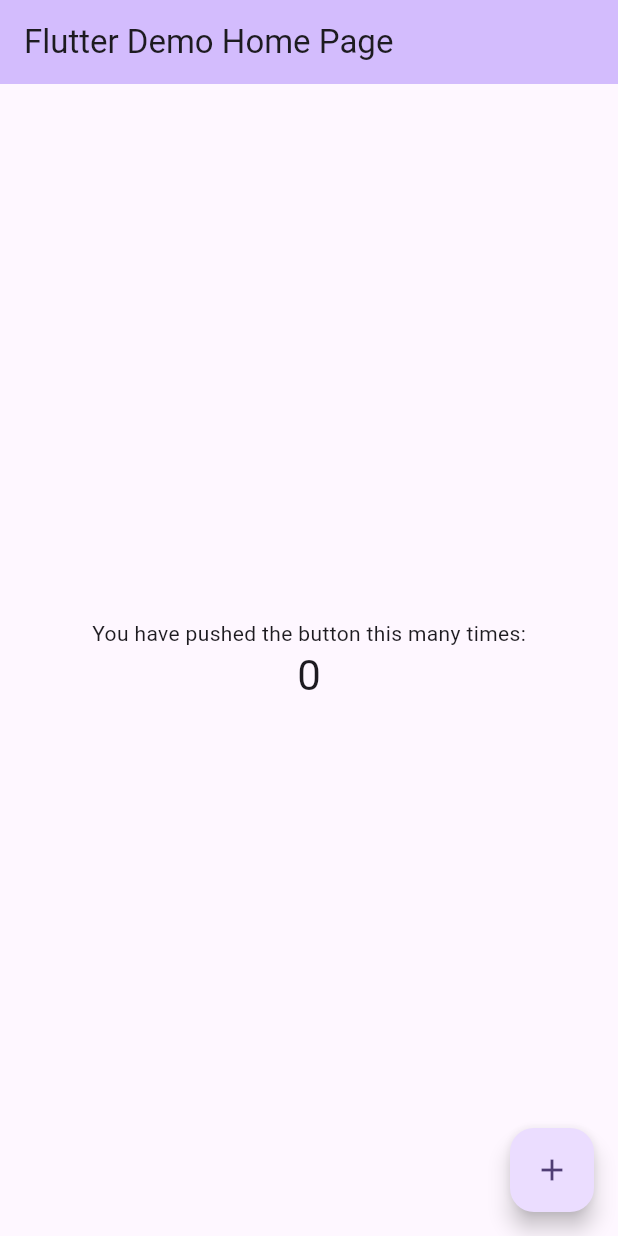
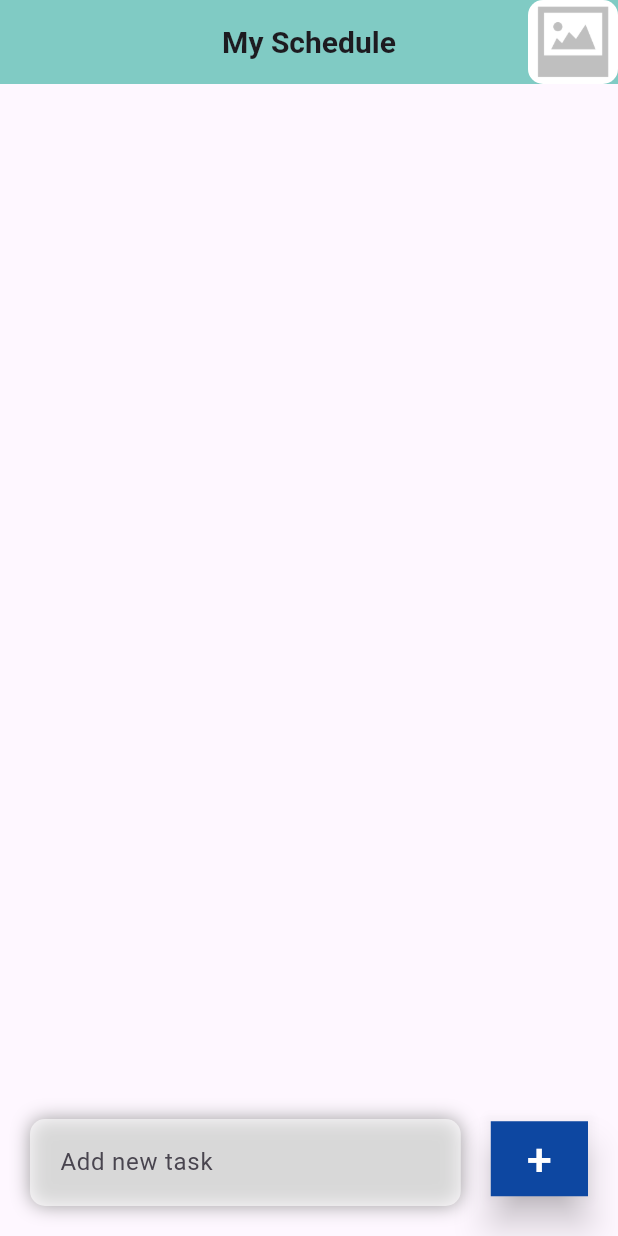
Before and after one commit to SukanyaDas2021/schedule_builder, a Flutter app: the screen it shows after launch, on a phone screen of 412 x 824 dp. Run offline on Flutter 3.47's test engine with Material 3 defaults, Android fonts, the phone set to English and light mode, and no system bars; our stand-ins replace image_picker.

Commit message:
added schedule builder flutter app

```diff
--- /dev/null
+++ b/lib/homescreen.dart
@@ -0,0 +1,206 @@
+import 'package:flutter/cupertino.dart';
+import 'package:flutter/material.dart';
+import 'package:flutter/widgets.dart';
+import 'package:schedule_builder/taskitem.dart';
+import 'package:schedule_builder/task.dart';
+import 'package:image_picker/image_picker.dart';
+import 'dart:io';
+
+class HomeScreen extends StatefulWidget {
+  @override
+  _HomeScreenState createState() => _HomeScreenState();
+}
+
+class _HomeScreenState extends State<HomeScreen> {
+  String _appBarImagePath = '';
+  List<Task> tasks = [
+    // Add tasks for initial screen
+  ];
+  final _taskController = TextEditingController();
+
+  // AppBar title state
+  bool _isEditingTitle = false;
+  final TextEditingController _titleController = TextEditingController(text: "My Schedule");
+
+
+  void onCheckboxChanged(int index, bool? newValue) {
+    setState(() {
+      tasks[index].isDone = newValue ?? false;
+    });
+  }
+
+  void _addNewTask(String taskText) {
+    String trimmedText = taskText.trim();
+    if (trimmedText.isNotEmpty) {
+      setState(() {
+        tasks.add(Task(image: '', text: taskText, isDone: false));
+        _taskController.clear();
+      });
+    }
+    else { print("Task text cannot be empty or blank."); }
+  }
+
+  void onImageChanged(int index, String newImage) {
+    setState(() {
+      tasks[index].image = newImage;
+    });
+  }
+
+  void onDeleteTask(int index) {
+    setState(() {
+      tasks.removeAt(index);
+    });
+  }
+
+  void onTextChanged(int index, String newText) {
+    setState(() {
+      tasks[index].text = newText;
+    });
+  }
+
+  Future<void> _pickAppBarImage() async {
+    final picker = ImagePicker();
+    final pickedFile = await picker.pickImage(source: ImageSource.gallery);
+    if (pickedFile != null) {
+      setState(() {
+        _appBarImagePath = pickedFile.path;
+      });
+    }
+  }
+
+  @override
+  Widget build(BuildContext context) {
+    return Scaffold(
+      appBar: _buildAppBar(),
+      body: Stack(
+          children: [
+            Padding(
+              padding: const EdgeInsets.fromLTRB(2, 2, 2, 90),
+              child: ListView.builder(
+                itemCount: tasks.length,
+                itemBuilder: (context, index) {
+                  return Padding(
+                    padding: const EdgeInsets.all(5.0),
+                    child: TaskItem(
+                      image: tasks[index].image,
+                      text: tasks[index].text,
+                      isDone: tasks[index].isDone,
+                      onCheckboxChanged: (newValue) => onCheckboxChanged(index, newValue),
+                      onImageChanged: (newImage) => onImageChanged(index, newImage),
+                      onDelete: () => onDeleteTask(index),
+                      onTextChanged: (newText) => onTextChanged(index, newText),
+                    ),
+                  );
+                },
+              ),
+            ),
+            Align(
+              alignment: Alignment.bottomCenter,
+              child: Row(
+                children: [
+                  Expanded(
+                    child: Container(
+                      margin: EdgeInsets.fromLTRB(20, 5, 20, 20),
+                      padding: EdgeInsets.symmetric(
+                          horizontal: 20, vertical: 5
+                      ),
+                      decoration: BoxDecoration(
+                        color: Colors.white60,
+                        boxShadow: const [BoxShadow(
+                          color: Colors.grey,
+                          offset: Offset(0,0),
+                          blurRadius: 10,
+                          spreadRadius: 0,
+                        ),],
+                        borderRadius: BorderRadius.circular(10),
+                      ),
+                      child: TextField(
+                        controller: _taskController,
+                        decoration: InputDecoration(
+                          hintText: 'Add new task',
+                          border: InputBorder.none,
+                        ),
+                      ),
+                    ),
+                  ),
+                  Container(
+                    margin: EdgeInsets.only(bottom: 20, right: 20),
+                    child: ElevatedButton(
+                      child: Text('+', style: TextStyle(color: Colors.white,fontSize: 30),),
+                      onPressed: () {
+                        _addNewTask(_taskController.text);
+                      },
+                      style: ElevatedButton.styleFrom(
+                        backgroundColor: Colors.blue[900],
+                        shape: RoundedRectangleBorder(borderRadius: BorderRadius.zero),
+                        minimumSize: Size(50, 50),
+                        elevation: 10,
+                      ),
+                    ),
+                  ),
+                ],
+              ),
+            ),
+          ]
+      ),
+    );
+  }
+
+  AppBar _buildAppBar() {
+    return AppBar(
+      backgroundColor: Colors.teal[200],
+      centerTitle: true,
+      title: _isEditingTitle
+          ? Center(
+        child: TextField(
+          controller: _titleController,
+          autofocus: true,
+          textAlign: TextAlign.center,
+          style: TextStyle(fontSize: 20),
+          decoration: InputDecoration(
+            border: InputBorder.none,
+            hintText: 'Edit title',
+          ),
+          onSubmitted: (newTitle) {
+            setState(() {
+              _isEditingTitle = false;
+            });
+          },
+        ),
+      )
+          : GestureDetector(
+        onTap: () {
+          setState(() {
+            _isEditingTitle = true;
+          });
+        },
+        child: Text(
+          _titleController.text,
+          style: TextStyle(fontSize: 20, fontWeight: FontWeight.bold),
+        ),
+      ),
+      actions: [
+        SizedBox(width: 10),
+        GestureDetector(
+          onTap: _pickAppBarImage,
+          child: Container(
+            height: 60,
+            width: 60,
+            child: ClipRRect(
+              borderRadius: BorderRadius.circular(10),
+              child: _appBarImagePath.isNotEmpty
+                  ? Image.file(
+                File(_appBarImagePath),
+                fit: BoxFit.cover,
+              )
+                  : Image.asset(
+                'assets/blank_image.png',
+                fit: BoxFit.cover,
+              ),
+            ),
+          ),
+        ),
+      ],
+    );
+  }
+}
--- a/lib/main.dart
+++ b/lib/main.dart
@@ -1,125 +1,16 @@
 import 'package:flutter/material.dart';
+import 'package:schedule_builder/homescreen.dart';
 
 void main() {
-  runApp(const MyApp());
+  runApp(MyApp());
 }
 
 class MyApp extends StatelessWidget {
-  const MyApp({super.key});
-
-  // This widget is the root of your application.
   @override
   Widget build(BuildContext context) {
     return MaterialApp(
-      title: 'Flutter Demo',
-      theme: ThemeData(
-        // This is the theme of your application.
-        //
-        // TRY THIS: Try running your application with "flutter run". You'll see
-        // the application has a purple toolbar. Then, without quitting the app,
-        // try changing the seedColor in the colorScheme below to Colors.green
-        // and then invoke "hot reload" (save your changes or press the "hot
-        // reload" button in a Flutter-supported IDE, or press "r" if you used
-        // the command line to start the app).
-        //
-        // Notice that the counter didn't reset back to zero; the application
-        // state is not lost during the reload. To reset the state, use hot
-        // restart instead.
-        //
-        // This works for code too, not just values: Most code changes can be
-        // tested with just a hot reload.
-        colorScheme: ColorScheme.fromSeed(seedColor: Colors.deepPurple),
-        useMaterial3: true,
-      ),
-      home: const MyHomePage(title: 'Flutter Demo Home Page'),
+      home: HomeScreen(),
+      debugShowCheckedModeBanner: false,
     );
   }
 }
-
-class MyHomePage extends StatefulWidget {
-  const MyHomePage({super.key, required this.title});
-
-  // This widget is the home page of your application. It is stateful, meaning
-  // that it has a State object (defined below) that contains fields that affect
-  // how it looks.
-
-  // This class is the configuration for the state. It holds the values (in this
-  // case the title) provided by the parent (in this case the App widget) and
-  // used by the build method of the State. Fields in a Widget subclass are
-  // always marked "final".
-
-  final String title;
-
-  @override
-  State<MyHomePage> createState() => _MyHomePageState();
-}
-
-class _MyHomePageState extends State<MyHomePage> {
-  int _counter = 0;
-
-  void _incrementCounter() {
-    setState(() {
-      // This call to setState tells the Flutter framework that something has
-      // changed in this State, which causes it to rerun the build method below
-      // so that the display can reflect the updated values. If we changed
-      // _counter without calling setState(), then the build method would not be
-      // called again, and so nothing would appear to happen.
-      _counter++;
-    });
-  }
-
-  @override
-  Widget build(BuildContext context) {
-    // This method is rerun every time setState is called, for instance as done
-    // by the _incrementCounter method above.
-    //
-    // The Flutter framework has been optimized to make rerunning build methods
-    // fast, so that you can just rebuild anything that needs updating rather
-    // than having to individually change instances of widgets.
-    return Scaffold(
-      appBar: AppBar(
-        // TRY THIS: Try changing the color here to a specific color (to
-        // Colors.amber, perhaps?) and trigger a hot reload to see the AppBar
-        // change color while the other colors stay the same.
-        backgroundColor: Theme.of(context).colorScheme.inversePrimary,
-        // Here we take the value from the MyHomePage object that was created by
-        // the App.build method, and use it to set our appbar title.
-        title: Text(widget.title),
-      ),
-      body: Center(
-        // Center is a layout widget. It takes a single child and positions it
-        // in the middle of the parent.
-        child: Column(
-          // Column is also a layout widget. It takes a list of children and
-          // arranges them vertically. By default, it sizes itself to fit its
-          // children horizontally, and tries to be as tall as its parent.
-          //
-          // Column has various properties to control how it sizes itself and
-          // how it positions its children. Here we use mainAxisAlignment to
-          // center the children vertically; the main axis here is the vertical
-          // axis because Columns are vertical (the cross axis would be
-          // horizontal).
-          //
-          // TRY THIS: Invoke "debug painting" (choose the "Toggle Debug Paint"
-          // action in the IDE, or press "p" in the console), to see the
-          // wireframe for each widget.
-          mainAxisAlignment: MainAxisAlignment.center,
-          children: <Widget>[
-            const Text(
-              'You have pushed the button this many times:',
-            ),
-            Text(
-              '$_counter',
-              style: Theme.of(context).textTheme.headlineMedium,
-            ),
-          ],
-        ),
-      ),
-      floatingActionButton: FloatingActionButton(
-        onPressed: _incrementCounter,
-        tooltip: 'Increment',
-        child: const Icon(Icons.add),
-      ), // This trailing comma makes auto-formatting nicer for build methods.
-    );
-  }
-}
--- /dev/null
+++ b/lib/task.dart
@@ -0,0 +1,7 @@
+class Task {
+  String image;
+  String text;
+  bool isDone;
+
+  Task({this.image = '', required this.text, this.isDone = false});
+}
--- a/pubspec.yaml
+++ b/pubspec.yaml
@@ -35,6 +35,7 @@ dependencies:
   # The following adds the Cupertino Icons font to your application.
   # Use with the CupertinoIcons class for iOS style icons.
   cupertino_icons: ^1.0.6
+  image_picker: ^1.0.8
 
 dev_dependencies:
   flutter_test:
```
Also changed, not shown: lib/taskitem.dart (added, +177 -0 lines), pubspec.lock, 6 other files.
